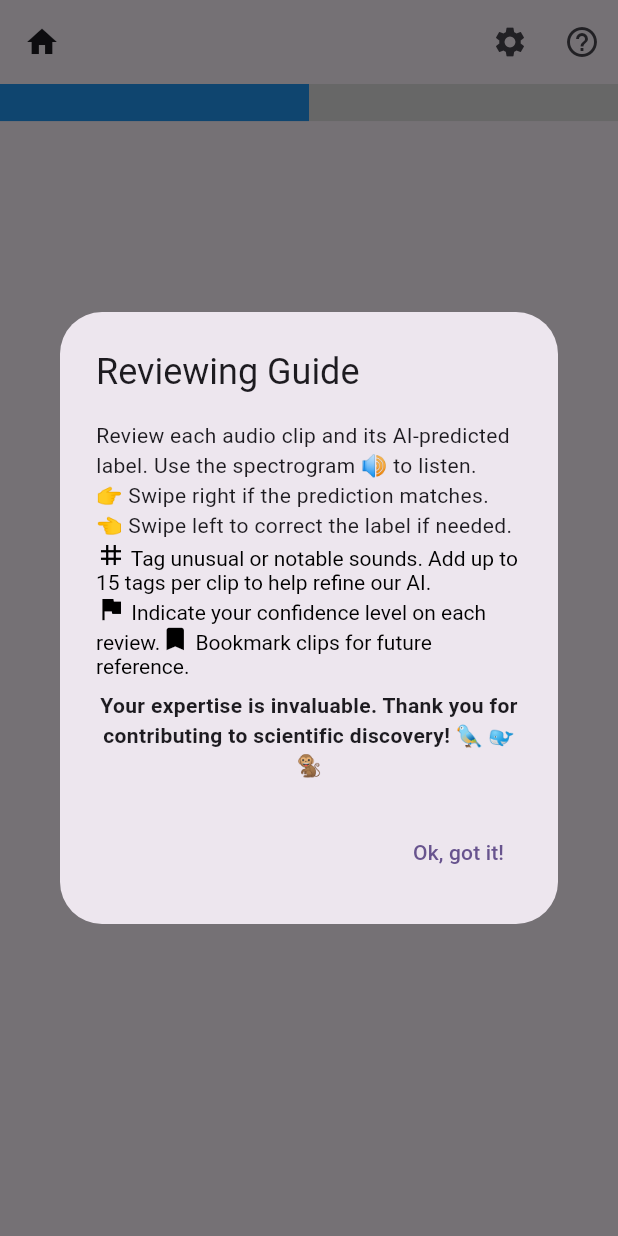
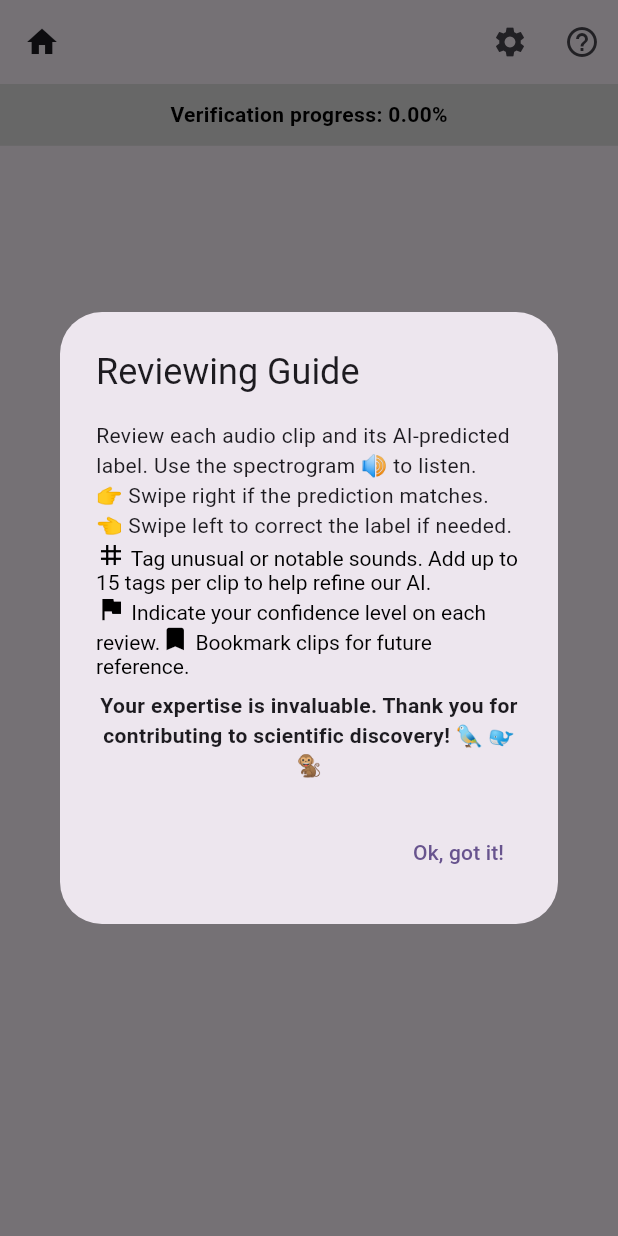
Before and after one commit to TropicodeLabs/Euphonia-AI-Reviewer, a Flutter app: the Example screen opened directly with empty values, after a tap on the "help outline" icon, on a phone screen of 412 x 824 dp. Run offline on Flutter 3.47's test engine with Material 3 defaults, Android fonts, the phone set to English and light mode, and no system bars; drawn by our look-alikes of flutter_card_swiper; our stand-ins replace audioplayers, cached_network_image, cloud_firestore, cloud_functions, csv, file_picker and 6 more; missing offline and left inert: fftea, firebase_ui_auth, wav; accounts and stored records are empty; generated files the repository leaves out were written again; statements that could not run were skipped.

Commit message:
progress bar working

```diff
--- a/code/admin_pc_app/lib/firebase_utils.dart
+++ b/code/admin_pc_app/lib/firebase_utils.dart
@@ -1,4 +1,3 @@
-// FirebaseUtils.dart
 import 'package:cloud_firestore/cloud_firestore.dart';
 import 'package:firebase_storage/firebase_storage.dart';
 import 'package:firebase_auth/firebase_auth.dart';
--- a/code/mobile_app/lib/example_behavior.dart
+++ b/code/mobile_app/lib/example_behavior.dart
@@ -9,6 +9,7 @@ import 'package:cloud_functions/cloud_functions.dart';
 import 'tags_model.dart';
 import 'card_tools.dart';
 import 'card_mutable_data.dart';
+import 'firebase_utils.dart';
 
 class Example extends StatefulWidget {
   final Map<String, dynamic> project; // Change this to accept a Map
@@ -31,12 +32,14 @@ class _ExamplePageState extends State<Example> {
   bool _isSubmitting = false;
   IconData _feedbackIcon = Icons.hourglass_empty; // Default icon
   bool _toolsVisible = false; // Add this line to control visibility of tools
+  double _verificationProgress = 0.0;
 
   @override
   void initState() {
     super.initState();
     // Assuming 'initializeCards' is a method that creates 3 ExampleCard widgets
     initializeCards();
+    fetchVerificationProgress();
   }
 
   @override
@@ -45,8 +48,19 @@ class _ExamplePageState extends State<Example> {
     super.dispose();
   }
 
+  Future<void> fetchVerificationProgress() async {
+    final progress =
+        await FirebaseUtils.getVerificationProgress(widget.project['id']);
+    setState(() {
+      _verificationProgress = progress;
+    });
+  }
+
   @override
   Widget build(BuildContext context) {
+    // update verification progress
+    fetchVerificationProgress();
+
     return MediaQuery(
       data: MediaQuery.of(context).copyWith(viewInsets: EdgeInsets.zero),
       child: Scaffold(
@@ -77,12 +91,30 @@ class _ExamplePageState extends State<Example> {
         ),
         body: Column(
           children: [
-            // Progress bar
-            LinearProgressIndicator(
-              value: 0.5, // Set the progress value
-              valueColor: AlwaysStoppedAnimation<Color>(Colors.blue),
-              backgroundColor: Colors.grey[300],
-              minHeight: MediaQuery.of(context).size.height * 0.03,
+            // Progress bar with text
+            Stack(
+              children: [
+                Container(
+                  width: double.infinity,
+                  height: MediaQuery.of(context).size.height * 0.05,
+                  child: LinearProgressIndicator(
+                    value: _verificationProgress,
+                    valueColor: AlwaysStoppedAnimation<Color>(Colors.blue),
+                    backgroundColor: Colors.grey[300],
+                  ),
+                ),
+                Positioned.fill(
+                  child: Center(
+                    child: Text(
+                      'Verification progress: ${(_verificationProgress * 100).toStringAsFixed(2)}%',
+                      style: TextStyle(
+                        color: Colors.black,
+                        fontWeight: FontWeight.bold,
+                      ),
+                    ),
+                  ),
+                ),
+              ],
             ),
             Expanded(
               child: Stack(
```
Also changed, not shown: code/mobile_app/lib/firebase_utils.dart (+21 -0 lines).
